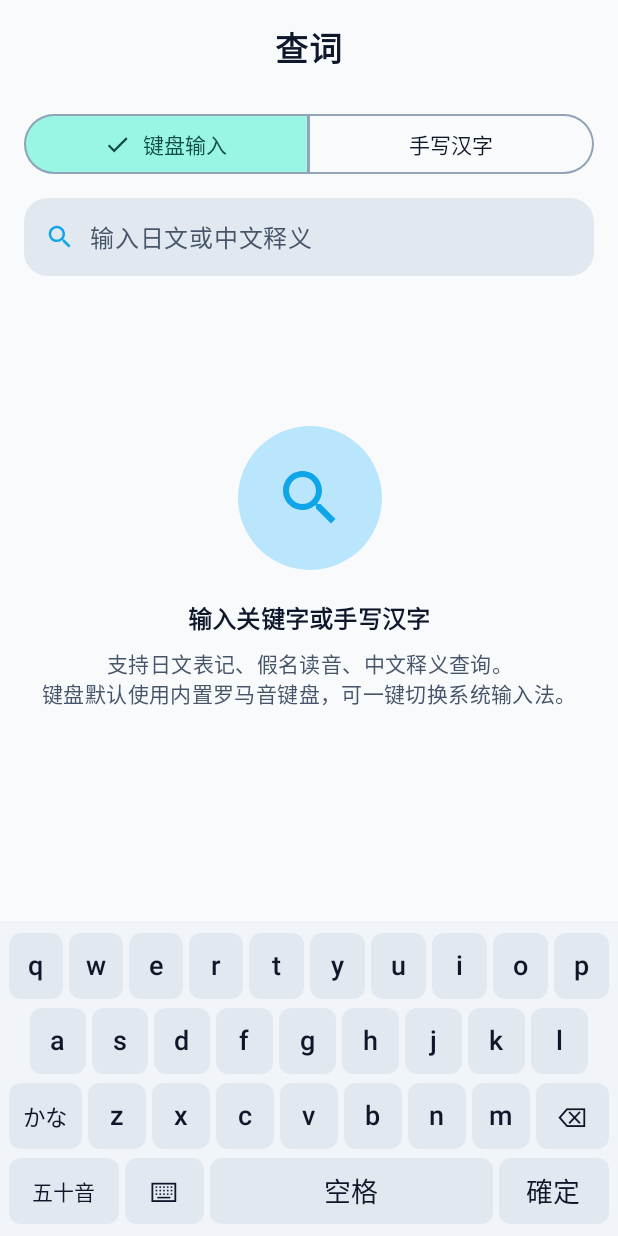
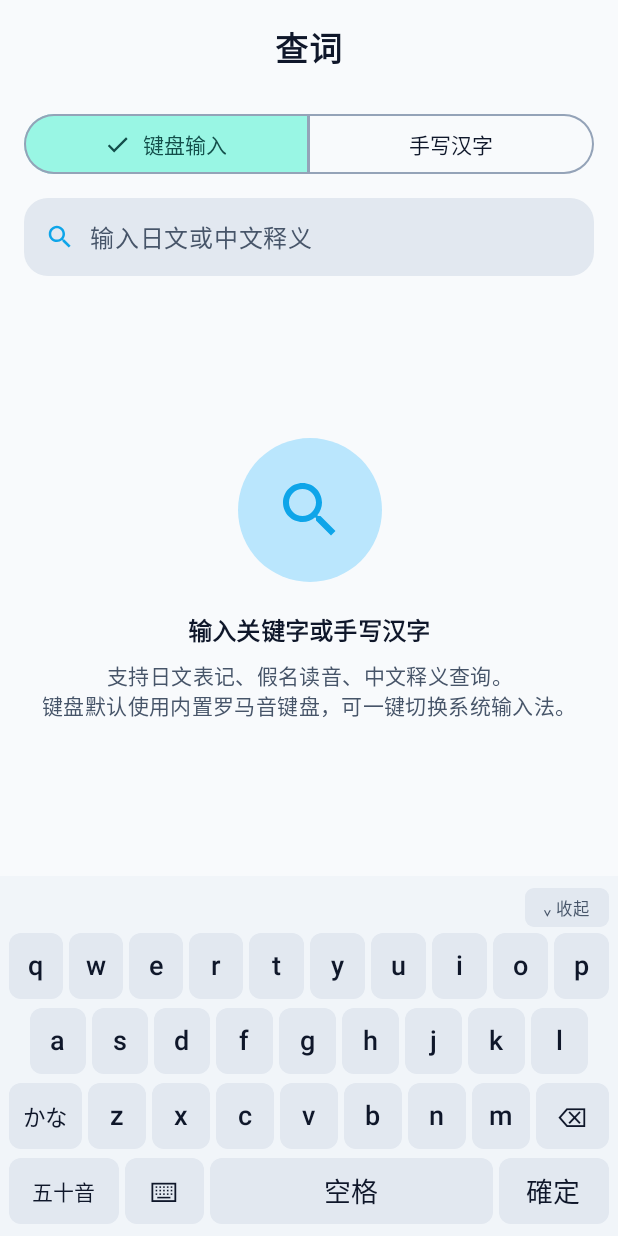
Before and after one commit to fensecaib/RingLearn, an Android app built with Jetpack Compose: the composable LookupScreen shown on its own in the app's theme, on a phone screen of 412 x 824 dp. Run offline under Robolectric (Android 15) with nearby library versions, the light colour scheme and no system bars; our stand-ins replace Dagger/Hilt's generated code; libraries missing offline, so code that uses them is left out: androidx.hilt.lifecycle.

Commit message:
perf+feat: 修复键盘留白/切换卡顿，新增键盘收起
性能：
- RingLearnApp 用 remember 稳定 entryProvider 与 IME 可见性回调，
  避免根重组(键盘开关/Tab切换)重建全部 NavEntry 导致页面整树重组合
- NavDisplay 使用轻量 fadeIn/fadeOut(180ms) 过渡替代默认较重动画
- LookupViewModel 手写识别器改为首次进入手写模式时懒构建(单飞防重复)，
  消除查词页首进 CPU 尖峰

键盘：
- CandidateBar 空态收起(AnimatedVisibility)，修复键盘上方常驻 46dp 空白条
- 内置键盘顶部新增「⌄ 收起」：一键收起，dock 恢复、结果区全高
- 收起后点击输入框或「显示键盘」图标重新展开

真机验证(Android 12)：
- gfxinfo Janky 6.67%->3.65%(冷启动同协议)/1.89%(预热稳态)，95 分位 44->17ms
- 候选栏空态不渲染、组合时出现；收起/展开/手写/系统IME/Tab 往返均正常

```diff
--- a/app/src/main/java/com/ringlearn/app/ui/ime/CandidateBar.kt
+++ b/app/src/main/java/com/ringlearn/app/ui/ime/CandidateBar.kt
@@ -1,5 +1,10 @@
 package com.ringlearn.app.ui.ime
 
+import androidx.compose.animation.AnimatedVisibility
+import androidx.compose.animation.expandVertically
+import androidx.compose.animation.fadeIn
+import androidx.compose.animation.fadeOut
+import androidx.compose.animation.shrinkVertically
 import androidx.compose.foundation.background
 import androidx.compose.foundation.clickable
 import androidx.compose.foundation.layout.Arrangement
@@ -37,15 +42,20 @@ fun CandidateBar(
     modifier: Modifier = Modifier,
     height: Dp = 46.dp
 ) {
-    // 固定高度（对齐 Gboard 建议条）：候选为空时保留占位，避免键盘布局跳动
-    Row(
-        modifier = modifier
-            .fillMaxWidth()
-            .height(height)
-            .padding(horizontal = 12.dp, vertical = 2.dp),
-        verticalAlignment = Alignment.CenterVertically
+    // 仅在有候选（组合中）时渲染：空态完全收起，不再在键盘上方保留空白条
+    AnimatedVisibility(
+        visible = candidates.isNotEmpty(),
+        modifier = modifier,
+        enter = expandVertically() + fadeIn(),
+        exit = shrinkVertically() + fadeOut()
     ) {
-        if (candidates.isNotEmpty()) {
+        Row(
+            modifier = Modifier
+                .fillMaxWidth()
+                .height(height)
+                .padding(horizontal = 12.dp, vertical = 2.dp),
+            verticalAlignment = Alignment.CenterVertically
+        ) {
             Text(
                 text = "候选",
                 style = MaterialTheme.typography.labelSmall,
--- a/app/src/main/java/com/ringlearn/app/ui/ime/RomajiKeyboard.kt
+++ b/app/src/main/java/com/ringlearn/app/ui/ime/RomajiKeyboard.kt
@@ -87,6 +87,7 @@ fun RomajiKeyboard(
     haptic: HapticManager,
     onKey: (KeyboardKey) -> Unit,
     composing: Boolean = false,
+    onCollapse: (() -> Unit)? = null,
     modifier: Modifier = Modifier
 ) {
     Column(
@@ -95,6 +96,10 @@ fun RomajiKeyboard(
             .background(MaterialTheme.colorScheme.surfaceContainer)
             .padding(horizontal = 6.dp, vertical = 8.dp)
     ) {
+        if (onCollapse != null) {
+            KeyboardCollapseHeader(onCollapse = onCollapse, haptic = haptic)
+            Spacer(Modifier.height(4.dp))
+        }
         when (layout) {
             KeyboardLayout.QWERTY -> QwertyRows(kanaMode, composing, haptic, onKey)
             KeyboardLayout.KANA -> {
@@ -324,6 +329,38 @@ private fun KeyboardRow(
     }
 }
 
+/** 键盘收起入口：顶部右侧「⌄ 收起」按钮（始终可见，点击后隐藏整个内置键盘）。 */
+@Composable
+private fun KeyboardCollapseHeader(
+    onCollapse: () -> Unit,
+    haptic: HapticManager
+) {
+    Row(
+        modifier = Modifier.fillMaxWidth(),
+        horizontalArrangement = Arrangement.End,
+        verticalAlignment = Alignment.CenterVertically
+    ) {
+        Box(
+            modifier = Modifier
+                .height(26.dp)
+                .clip(RoundedCornerShape(6.dp))
+                .background(MaterialTheme.colorScheme.surfaceContainerHigh)
+                .clickable {
+                    haptic.tick()
+                    onCollapse()
+                }
+                .padding(horizontal = 12.dp),
+            contentAlignment = Alignment.Center
+        ) {
+            Text(
+                text = "⌄ 收起",
+                style = MaterialTheme.typography.labelSmall,
+                color = MaterialTheme.colorScheme.onSurfaceVariant
+            )
+        }
+    }
+}
+
 @Composable
 private fun KeyboardKeyButton(
     label: String,
--- a/app/src/main/java/com/ringlearn/app/ui/lookup/LookupScreen.kt
+++ b/app/src/main/java/com/ringlearn/app/ui/lookup/LookupScreen.kt
@@ -47,6 +47,7 @@ import androidx.compose.runtime.getValue
 import androidx.compose.runtime.mutableStateOf
 import androidx.compose.runtime.remember
 import androidx.compose.runtime.rememberUpdatedState
+import androidx.compose.runtime.saveable.rememberSaveable
 import androidx.compose.runtime.setValue
 import androidx.compose.runtime.snapshotFlow
 import androidx.compose.ui.Alignment
@@ -122,8 +123,14 @@ fun LookupScreen(
         }
     }
 
+    // 内置键盘收起状态：可一键收起（键盘不再占用屏幕），点击字段/「显示键盘」恢复
+    var keyboardVisible by rememberSaveable { mutableStateOf(true) }
+    LaunchedEffect(useInAppKeyboard, inputMode) {
+        if (useInAppKeyboard && inputMode == LookupInputMode.KEYBOARD) keyboardVisible = true
+    }
+
     // 输入面可见性上报：内置键盘停靠时通知根组件隐藏底部导航栏（dock）。
-    val inAppImeShown = useInAppKeyboard && inputMode == LookupInputMode.KEYBOARD
+    val inAppImeShown = useInAppKeyboard && inputMode == LookupInputMode.KEYBOARD && keyboardVisible
     SideEffect { onInAppImeVisibilityChange(inAppImeShown) }
     DisposableEffect(Unit) {
         onDispose { onInAppImeVisibilityChange(false) }
@@ -172,6 +179,11 @@ fun LookupScreen(
                         onSwitchToInAppKeyboard = viewModel::onSwitchToInAppKeyboard,
                         modifier = Modifier.padding(horizontal = 16.dp, vertical = 4.dp),
                         placeholder = "输入日文或中文释义",
+                        keyboardVisible = keyboardVisible,
+                        onShowKeyboard = {
+                            haptic.click()
+                            keyboardVisible = true
+                        },
                         leadingIcon = {
                             Icon(
                                 painter = painterResource(R.drawable.ic_search),
@@ -181,7 +193,17 @@ fun LookupScreen(
                             )
                         },
                         trailingIcon = {
-                            if (query.isNotEmpty()) {
+                            if (!keyboardVisible) {
+                                IconButton(onClick = {
+                                    haptic.click()
+                                    keyboardVisible = true
+                                }) {
+                                    Icon(
+                                        painter = painterResource(R.drawable.ic_keyboard),
+                                        contentDescription = "显示键盘"
+                                    )
+                                }
+                            } else if (query.isNotEmpty()) {
                                 IconButton(onClick = {
                                     haptic.click()
                                     textFieldState.edit { replace(0, length, "") }
@@ -228,7 +250,7 @@ fun LookupScreen(
                     else -> LazyColumn(
                         state = listState,
                         modifier = Modifier.fillMaxSize(),
-                        contentPadding = PaddingValues(horizontal = 16.dp, vertical = 8.dp)
+                        contentPadding = PaddingValues(start = 16.dp, top = 8.dp, end = 16.dp, bottom = 12.dp)
                     ) {
                         items(results, key = { it.id }) { word ->
 
@@ -243,8 +265,8 @@ fun LookupScreen(
                 }
             }
 
-            // 键盘停靠底部（仅内置键盘 + 键盘输入模式）
-            if (useInAppKeyboard && inputMode == LookupInputMode.KEYBOARD) {
+            // 键盘停靠底部（仅内置键盘 + 键盘输入模式且未收起）
+            if (inAppImeShown) {
                 RingLearnImeCandidateBar(
                     ime = ime,
                     imeDictionaryCandidates = imeDictionaryCandidates,
@@ -255,7 +277,11 @@ fun LookupScreen(
                     kanaMode = ime.kanaMode,
                     composing = ime.composing,
                     haptic = haptic,
-                    onKey = ime::handleKey
+                    onKey = ime::handleKey,
+                    onCollapse = {
+                        haptic.click()
+                        keyboardVisible = false
+                    }
                 )
             }
         }
--- a/app/src/main/java/com/ringlearn/app/ui/lookup/LookupViewModel.kt
+++ b/app/src/main/java/com/ringlearn/app/ui/lookup/LookupViewModel.kt
@@ -9,6 +9,7 @@ import com.ringlearn.app.util.handwriting.HandwritingRecognizer
 import dagger.hilt.android.lifecycle.HiltViewModel
 import kotlinx.coroutines.Dispatchers
 import kotlinx.coroutines.ExperimentalCoroutinesApi
+import kotlinx.coroutines.Job
 import kotlinx.coroutines.flow.MutableSharedFlow
 import kotlinx.coroutines.flow.MutableStateFlow
 import kotlinx.coroutines.flow.SharingStarted
@@ -59,8 +60,8 @@ class LookupViewModel @Inject constructor(
     private val _recognizer = MutableStateFlow<HandwritingRecognizer?>(null)
     val recognizer: StateFlow<HandwritingRecognizer?> = _recognizer.asStateFlow()
 
-    /** 识别器是否正在构建模板 */
-    private val _recognizerLoading = MutableStateFlow(true)
+    /** 识别器是否正在构建模板（懒加载：进入手写模式才开始构建） */
+    private val _recognizerLoading = MutableStateFlow(false)
     val recognizerLoading: StateFlow<Boolean> = _recognizerLoading.asStateFlow()
 
     /** 识别触发信号（去抖后执行） */
@@ -96,17 +97,31 @@ class LookupViewModel @Inject constructor(
         .stateIn(viewModelScope, SharingStarted.WhileSubscribed(5000), emptyList())
 
     init {
-        // 懒构建手写识别器（词库规模 ~1000 词，模板构建 <500ms）
-        viewModelScope.launch {
-            val chars = wordRepository.getAllCharacters()
-            _recognizer.value = withContext(Dispatchers.Default) {
-                HandwritingRecognizer(chars)
-            }
-            _recognizerLoading.value = false
-        }
+        // 手写识别器懒构建：仅在首次进入手写模式时初始化（见 ensureRecognizerReady），
+        // 避免查词页首进时占用 CPU 与切页长帧竞争。
         // 停笔 250ms 后自动识别
         viewModelScope.launch {
             strokeEvents.debounce(250).collect { recognize() }
+        }
+    }
+
+    /** 手写识别器构建任务（单飞防重复） */
+    private var recognizerJob: Job? = null
+
+    /** 首次进入手写模式时懒构建识别器（幂等；已有实例或正在构建时直接返回） */
+    fun ensureRecognizerReady() {
+        if (_recognizer.value != null || recognizerJob?.isActive == true) return
+        recognizerJob = viewModelScope.launch {
+            _recognizerLoading.value = true
+            runCatching {
+                val chars = wordRepository.getAllCharacters()
+                withContext(Dispatchers.Default) { HandwritingRecognizer(chars) }
+            }.onSuccess { recognizer ->
+                _recognizer.value = recognizer
+                // 构建期间已有笔画：构建完成后立即补一次识别
+                if (_strokes.value.isNotEmpty()) recognize()
+            }
+            _recognizerLoading.value = false
         }
     }
 
@@ -130,6 +145,7 @@ class LookupViewModel @Inject constructor(
 
     fun onModeChange(mode: LookupInputMode) {
         _inputMode.value = mode
+        if (mode == LookupInputMode.HANDWRITING) ensureRecognizerReady()
     }
 
     fun onSwitchToSystemIme() {
```
Also changed, not shown: app/src/main/java/com/ringlearn/app/ui/ime/RingLearnTextField.kt (+14 -1 lines), app/src/main/java/com/ringlearn/app/ui/navigation/RingLearnApp.kt (+15 -3 lines), app/src/main/java/com/ringlearn/app/ui/wordbook/WordBookScreen.kt (+34 -6 lines).
